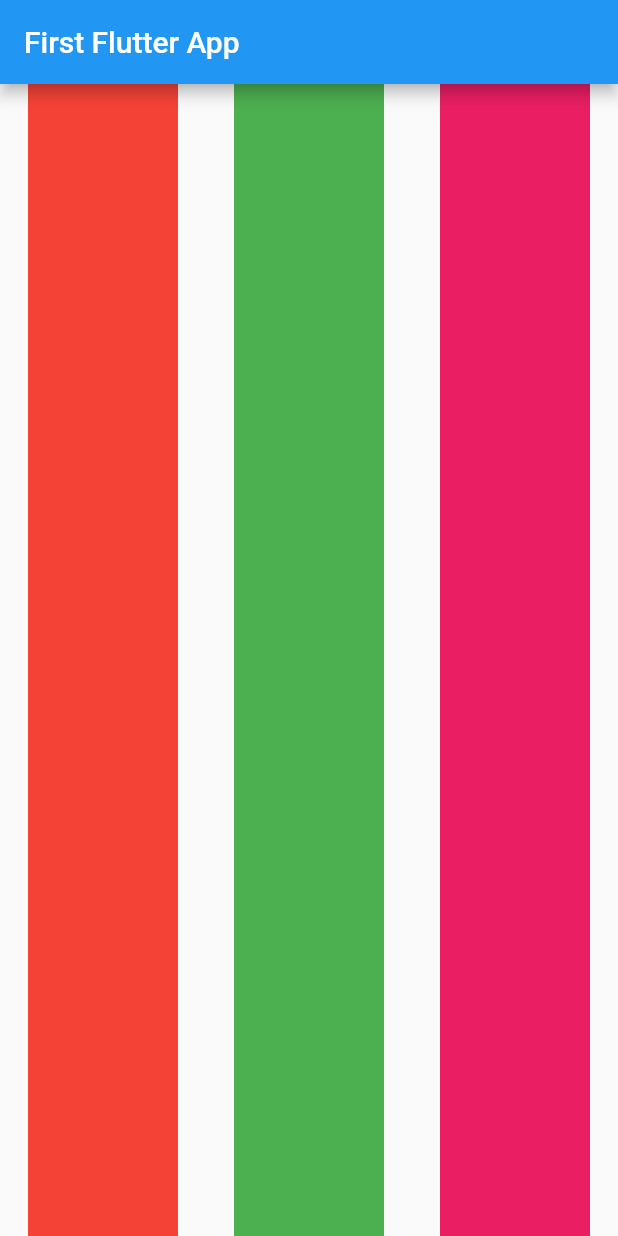
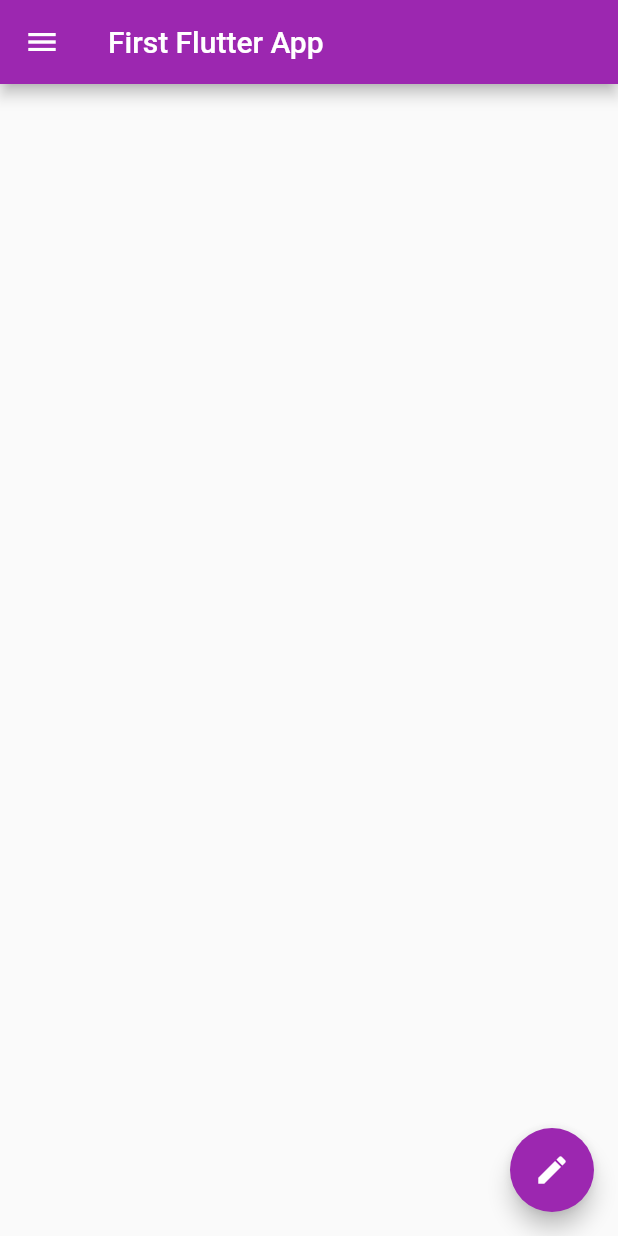
Before and after one commit to me-aditya/First-flutter-app, a Flutter app: the screen it shows after launch, on a phone screen of 412 x 824 dp. Run offline on Flutter 3.47's test engine with Material 2 defaults, Android fonts, the phone set to English and light mode, and no system bars.

Commit message:
Hamburger menu done

```diff
--- a/lib/main.dart
+++ b/lib/main.dart
@@ -4,6 +4,9 @@ void main() {
   runApp(MaterialApp(
     title: "First Flutter App",
     home: HomePage(),
+    theme: ThemeData(
+      primarySwatch: Colors.purple,
+    ),
   ));
 }
 
@@ -14,27 +17,57 @@ class HomePage extends StatelessWidget {
       appBar: AppBar(
         title: Text("First Flutter App"),
       ),
-      body: Row(
-        mainAxisAlignment: MainAxisAlignment.spaceAround,
-        crossAxisAlignment: CrossAxisAlignment.stretch,
+      body: Container(),
+      floatingActionButton: FloatingActionButton(
+        onPressed: () {},
+        child: Icon(Icons.edit),
+      ),
+      drawer: Drawer(
+          child: ListView(
+        padding: EdgeInsets.zero,
         children: <Widget>[
-          Container(
-            height: 100,
-            width: 100,
-            color: Colors.red,
+          // DrawerHeader(
+          //   child: Text("Aditya",
+          //       style: TextStyle(
+          //         color: Colors.white,
+          //       )),
+          //   decoration: BoxDecoration(
+          //     color: Colors.blue,
+          //   ),
+          // ),
+          UserAccountsDrawerHeader(
+              accountName: Text("Aditya"),
+              accountEmail: Text("adityarathi@gmail.com"),
+              currentAccountPicture: CircleAvatar(
+                backgroundImage: NetworkImage(
+                    "https://images.unsplash.com/photo-1531427186611-ecfd6d936c79?ixid=MnwxMjA3fDB8MHxwaG90by1wYWdlfHx8fGVufDB8fHx8&ixlib=rb-1.2.1&auto=format&fit=crop&w=334&q=80"),
+              )),
+          ListTile(
+            leading: Icon(Icons.edit),
+            title: Text("Add text"),
+            subtitle: Text("TabNine love"),
+            trailing: Icon(Icons.add),
           ),
-          Container(
-            height: 100,
-            width: 100,
-            color: Colors.green,
+          ListTile(
+            leading: Icon(Icons.edit),
+            title: Text("Add text"),
+            subtitle: Text("TabNine love"),
+            trailing: Icon(Icons.send_and_archive),
           ),
-          Container(
-            height: 100,
-            width: 100,
-            color: Colors.pink,
+          ListTile(
+            leading: Icon(Icons.edit),
+            title: Text("Add text"),
+            subtitle: Text("TabNine love"),
+            trailing: Icon(Icons.search_off_outlined),
+          ),
+          ListTile(
+            leading: Icon(Icons.edit),
+            title: Text("Add text"),
+            subtitle: Text("TabNine love"),
+            trailing: Icon(Icons.zoom_out_rounded),
           ),
         ],
-      ),
+      )),
     );
   }
 }
```
